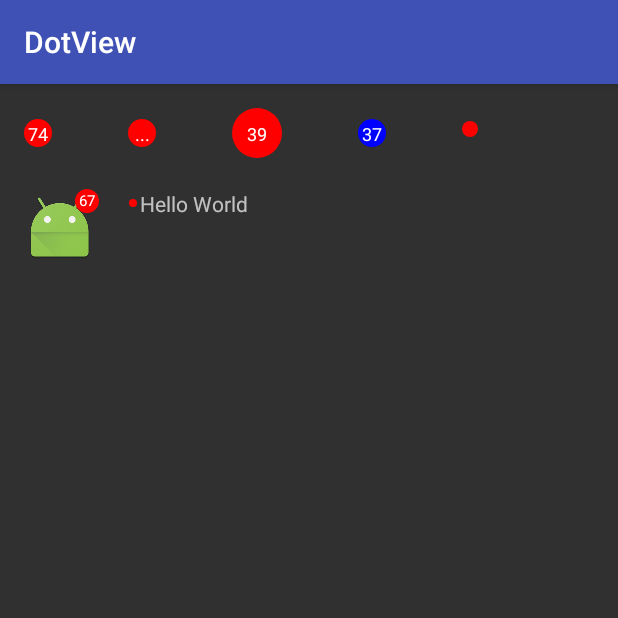
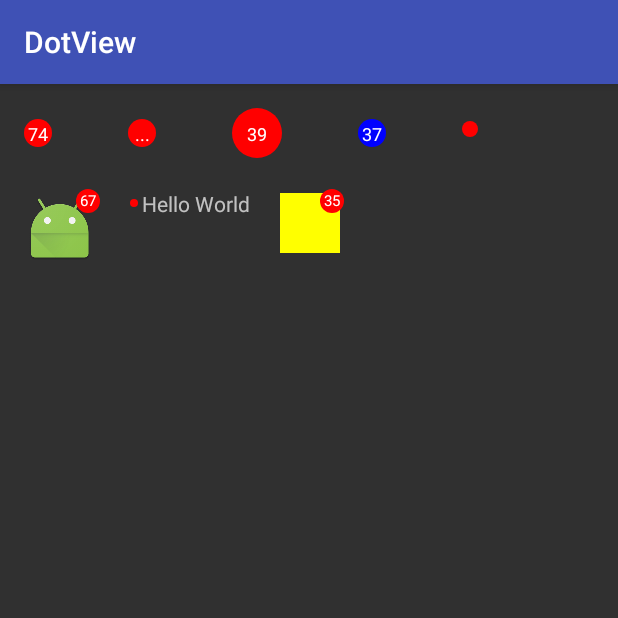
Before and after one commit to mengxn/DotView, an Android app: the screen it shows after launch (MainActivity), on a phone screen of 412 x 824 dp, the top half of it. Run offline under Robolectric (Android 15) with nearby library versions, the phone set to English and light mode, and no system bars.

Commit message:
demo of dotLayout

```diff
--- a/app/src/main/java/me/codego/dotview/DotLayout.java
+++ b/app/src/main/java/me/codego/dotview/DotLayout.java
@@ -29,7 +29,7 @@ public class DotLayout extends FrameLayout {
 
     private static final String DEFAULT_OVER_TEXT = "...";
     private static final int DEFAULT_PADDING = 3;
-    private static final int DEFAULT_OVER_PADDING = 2;
+    private static final int DEFAULT_OVER_PADDING = 3;
     private static final String DEFAULT_TEXT = "88";
     private static final int DEFAULT_TEXT_SIZE = 10;
 
--- a/app/src/main/java/me/codego/dotview/MainActivity.java
+++ b/app/src/main/java/me/codego/dotview/MainActivity.java
@@ -16,5 +16,9 @@ public class MainActivity extends AppCompatActivity {
 
         final DotLayout dotLayout2 = (DotLayout) findViewById(R.id.dot_layout_2);
         dotLayout2.show(true);
+
+        final DotLayout dotLayout3 = (DotLayout) findViewById(R.id.dot_layout_3);
+        dotLayout3.setNumber(35);
+        dotLayout3.show(true);
     }
 }
--- a/app/src/main/res/layout/activity_main.xml
+++ b/app/src/main/res/layout/activity_main.xml
@@ -69,8 +69,8 @@
         <me.codego.dotview.DotLayout
             android:id="@+id/dot_layout"
             android:layout_width="wrap_content"
-            app:dotOverPadding="15dp"
-            android:layout_height="wrap_content">
+            android:layout_height="wrap_content"
+            app:dotOverPadding="15dp">
 
             <ImageView
                 android:layout_width="wrap_content"
@@ -88,8 +88,21 @@
             <TextView
                 android:layout_width="wrap_content"
                 android:layout_height="wrap_content"
-                android:src="@mipmap/ic_launcher"
                 android:text="Hello World"/>
+        </me.codego.dotview.DotLayout>
+
+        <me.codego.dotview.DotLayout
+            android:id="@+id/dot_layout_3"
+            android:layout_width="wrap_content"
+            android:layout_height="wrap_content"
+            android:layout_marginLeft="20dp"
+            android:layout_marginStart="20dp"
+            app:dotOverPadding="15dp">
+
+            <TextView
+                android:layout_width="40dp"
+                android:layout_height="40dp"
+                android:background="#ff0"/>
         </me.codego.dotview.DotLayout>
 
     </LinearLayout>
```
Also changed, not shown: 1 other file.
